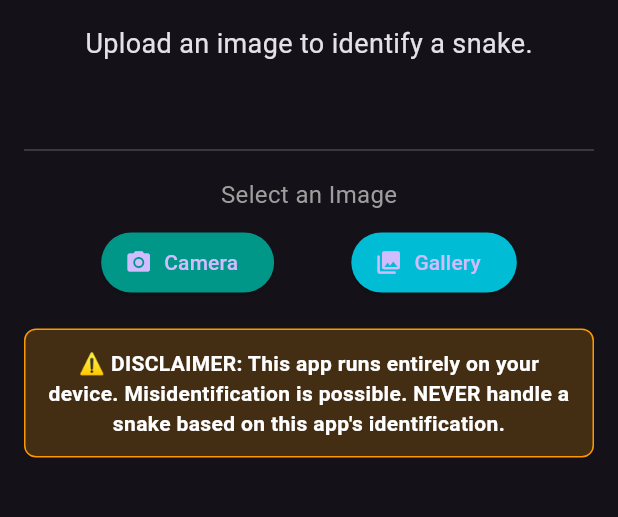
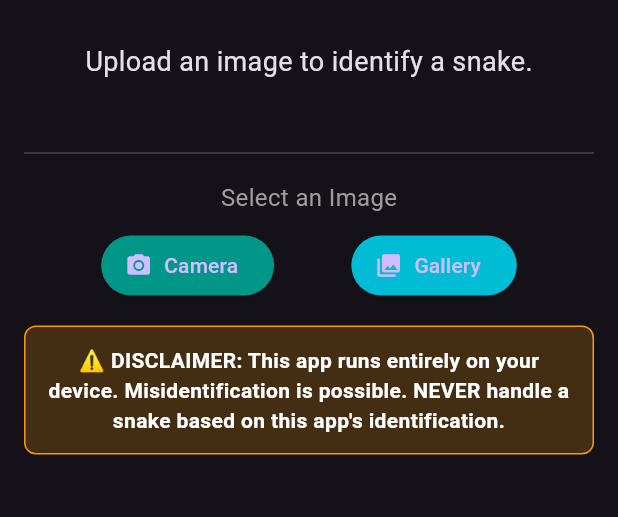
Before and after one commit to 81131/SnakeProjectPersonal, a Flutter app: the screen it shows after launch, after a tap on "Camera", on a phone screen of 412 x 824 dp, the part 84-601 px from its top. Run offline on Flutter 3.47's test engine with Material 3 defaults, Android fonts, the phone set to English and light mode, and no system bars; our stand-ins replace csv, image_picker, percent_indicator; missing offline and left inert: pytorch_lite.

Commit message:
Added files via upload

```diff
--- a/lib/main.dart
+++ b/lib/main.dart
@@ -1,4 +1,5 @@
 // lib/main.dart
+import 'dart:async';
 import 'dart:io';
 import 'package:flutter/material.dart';
 import 'package:flutter/services.dart';
@@ -8,6 +9,7 @@ import 'package:csv/csv.dart';
 import 'package:percent_indicator/circular_percent_indicator.dart';
 
 void main() {
+  WidgetsFlutterBinding.ensureInitialized();
   runApp(const SnakeIdentifierApp());
 }
 
@@ -30,7 +32,6 @@ class SnakeIdentifierApp extends StatelessWidget {
 
 class HomePage extends StatefulWidget {
   const HomePage({super.key});
-
   @override
   State<HomePage> createState() => _HomePageState();
 }
@@ -40,34 +41,64 @@ class _HomePageState extends State<HomePage> {
   Map<String, dynamic>? _snakeData;
   File? _image;
   List<Map<String, dynamic>>? _predictions;
-  bool _isLoading = false;
-  final ImagePicker _picker = ImagePicker();
+
+  bool _isModelLoading = true;
+  bool _isInferLoading = false;
+  String? _error; // show full stack here
+  final _picker = ImagePicker();
 
   @override
   void initState() {
     super.initState();
-    _loadModelAndData();
+    // Defer heavy init to after the 1st frame so the UI renders.
+    WidgetsBinding.instance.addPostFrameCallback((_) {
+      _loadEverything();
+    });
   }
 
-  // Load model and CSV data
+  Future<void> _loadEverything() async {
+    setState(() {
+      _isModelLoading = true;
+      _error = null;
+    });
+
+    try {
+      await Future.any([
+        _loadModelAndData(),
+        Future.delayed(const Duration(seconds: 30), () {
+          throw TimeoutException('Model loading timed out (30s).');
+        }),
+      ]);
+    } catch (e, st) {
+      setState(() {
+        _error = 'Failed to load model or data:\n$e\n$st';
+      });
+    } finally {
+      if (mounted) setState(() => _isModelLoading = false);
+    }
+  }
+
   Future<void> _loadModelAndData() async {
-    try {
+    // IMPORTANT: set the real class count
+    const numberOfClasses = 42;
+
+    // pytorch_lite 4.3.2 signature:
+    // loadClassificationModel(assetPath, inputW, inputH, numberOfClasses, {labelPath})
     _model = await PytorchLite.loadClassificationModel(
-          "assets/snake_model.ptl", 224, 224,
-          labelPath: "assets/class_names.txt");
-      _snakeData = await _loadSnakeCsvData("assets/Snake_Names_And_Venom.csv");
-      setState(() {}); // Refresh UI after loading
-    } catch (e) {
-      debugPrint("Error loading model or data: $e");
-    }
+      'assets/snake_model.ptl',
+      224,
+      224,
+      numberOfClasses,
+      labelPath: 'assets/class_names.txt',
+    );
+
+    _snakeData = await _loadSnakeCsvData('assets/Snake_Names_And_Venom.csv');
   }
 
   Future<Map<String, dynamic>> _loadSnakeCsvData(String path) async {
     final csvString = await rootBundle.loadString(path);
-    final List<List<dynamic>> rows =
-    const CsvToListConverter(eol: '\n').convert(csvString);
+    final rows = const CsvToListConverter(eol: '\n').convert(csvString);
     final Map<String, dynamic> data = {};
-
     for (int i = 1; i < rows.length; i++) {
       final row = rows[i];
       if (row.length > 2) {
@@ -80,42 +111,44 @@ class _HomePageState extends State<HomePage> {
   Future<void> _pickImage(ImageSource source) async {
     try {
       final pickedFile = await _picker.pickImage(source: source);
-      if (pickedFile != null) {
+      if (pickedFile == null) return;
       setState(() {
         _image = File(pickedFile.path);
-          _isLoading = true;
         _predictions = null;
+        _isInferLoading = true;
+        _error = null;
       });
       await _runInference();
-      }
-    } catch (e) {
-      debugPrint("Failed to pick image: $e");
+    } catch (e, st) {
+      setState(() => _error = 'Failed to pick image:\n$e\n$st');
     }
   }
+
   Future<void> _runInference() async {
-    if (_image == null || _model == null || _snakeData == null) return;
+    if (_image == null || _model == null || _snakeData == null) {
+      setState(() => _isInferLoading = false);
+      return;
+    }
 
-    // In your pytorch_lite version, this returns a String (label only)
-    final prediction =
-    await _model!.getImagePrediction(await _image!.readAsBytes());
+    try {
+      // 4.3.2 returns a String label for classification
+      final label = await _model!.getImagePrediction(await _image!.readAsBytes());
 
       final results = <Map<String, dynamic>>[];
-
-    if (prediction != null && prediction.isNotEmpty) {
-      final snakeName = prediction; // already a String
-      final snakeInfo = _snakeData![snakeName] ?? {};
-
+      if (label != null && label.isNotEmpty) {
+        final info = _snakeData![label] ?? {};
         results.add({
-        'snake_name': snakeName,
-        'confidence': 100.0, // assume full confidence since score is unavailable
-        'details': snakeInfo,
+          'snake_name': label,
+          'confidence': 100.0, // no score available from API
+          'details': info,
         });
       }
-
-    setState(() {
-      _predictions = results.isNotEmpty ? results : null;
-      _isLoading = false;
-    });
+      setState(() => _predictions = results.isNotEmpty ? results : null);
+    } catch (e, st) {
+      setState(() => _error = 'Error during inference:\n$e\n$st');
+    } finally {
+      setState(() => _isInferLoading = false);
+    }
   }
 
   @override
@@ -128,37 +161,65 @@ class _HomePageState extends State<HomePage> {
       body: SingleChildScrollView(
         child: Center(
           child: Padding(
-            padding: const EdgeInsets.all(16.0),
+            padding: const EdgeInsets.all(16),
             child: Column(
-              children: <Widget>[
-                if (_model == null)
+              children: [
+                if (_isModelLoading)
                   const Column(
                     children: [
                       CircularProgressIndicator(),
                       SizedBox(height: 10),
-                      Text("Loading model, please wait..."),
+                      Text('Loading model, please wait...'),
                     ],
                   ),
+                if (_error != null && !_isModelLoading)
+                  Container(
+                    padding: const EdgeInsets.all(12),
+                    decoration: BoxDecoration(
+                      color: Colors.red.withOpacity(0.15),
+                      border: Border.all(color: Colors.red),
+                      borderRadius: BorderRadius.circular(8),
+                    ),
+                    child: SingleChildScrollView(
+                      scrollDirection: Axis.vertical,
+                      child: Text(
+                        _error!,
+                        style: const TextStyle(
+                          color: Colors.redAccent,
+                          fontWeight: FontWeight.w600,
+                        ),
+                      ),
+                    ),
+                  ),
+                const SizedBox(height: 12),
 
-                if (_model != null && _image == null)
+                if (!_isModelLoading && _error == null && _model == null)
+                  const Text(
+                    '⚠️ Model failed to load. Please restart the app or check assets.',
+                    textAlign: TextAlign.center,
+                    style: TextStyle(color: Colors.orange),
+                  ),
+
+                if (_model != null && _image == null && _error == null)
                   const Text('Upload an image to identify a snake.',
                       style: TextStyle(fontSize: 18)),
 
                 if (_image != null)
                   ClipRRect(
                     borderRadius: BorderRadius.circular(12),
-                      child: Image.file(_image!, height: 250)),
-                const SizedBox(height: 20),
+                    child: Image.file(_image!, height: 250),
+                  ),
+                const SizedBox(height: 16),
 
-                if (_isLoading) const CircularProgressIndicator(),
+                if (_isInferLoading) const CircularProgressIndicator(),
 
                 if (_predictions != null) _buildResults(),
 
-                const SizedBox(height: 30),
-                if (_model != null) ...[
+                const SizedBox(height: 24),
+                if (_model != null && _error == null) ...[
                   const Divider(),
                   const SizedBox(height: 10),
-                  const Text("Select an Image",
+                  const Text('Select an Image',
                       style: TextStyle(fontSize: 16, color: Colors.grey)),
                   const SizedBox(height: 10),
                   Row(
@@ -169,19 +230,21 @@ class _HomePageState extends State<HomePage> {
                         icon: const Icon(Icons.camera_alt),
                         label: const Text('Camera'),
                         style: ElevatedButton.styleFrom(
-                            backgroundColor: Colors.teal),
+                          backgroundColor: Colors.teal,
+                        ),
                       ),
                       ElevatedButton.icon(
                         onPressed: () => _pickImage(ImageSource.gallery),
                         icon: const Icon(Icons.photo_library),
                         label: const Text('Gallery'),
                         style: ElevatedButton.styleFrom(
-                            backgroundColor: Colors.cyan),
+                          backgroundColor: Colors.cyan,
+                        ),
                       ),
                     ],
                   ),
                 ],
-                const SizedBox(height: 20),
+                const SizedBox(height: 16),
                 _buildDisclaimer(),
               ],
             ),
@@ -193,56 +256,47 @@ class _HomePageState extends State<HomePage> {
 
   Widget _buildResults() {
     if (_predictions == null || _predictions!.isEmpty) {
-      return const Text("Could not identify a snake.");
+      return const Text('Could not identify a snake.');
     }
-
-    final topPrediction = _predictions![0];
-
+    final top = _predictions!.first;
     return Column(
       children: [
-        Text("Most Likely Species:",
-            style: Theme.of(context).textTheme.titleLarge),
+        Text('Most Likely Species:', style: Theme.of(context).textTheme.titleLarge),
         const SizedBox(height: 10),
-        _buildPredictionCard(topPrediction, isTop: true),
+        _buildPredictionCard(top, isTop: true),
       ],
     );
   }
 
-  Widget _buildPredictionCard(Map<String, dynamic> prediction,
-      {bool isTop = false}) {
-    final String name = prediction['snake_name'] ?? 'Unknown';
-    final double confidence = prediction['confidence'] ?? 0.0;
-    final String scientificName =
-        prediction['details']?['scientific_name'] ?? 'N/A';
-    final String venomStatus =
-        prediction['details']?['venom_status'] ?? 'Unknown';
+  Widget _buildPredictionCard(Map<String, dynamic> pred, {bool isTop = false}) {
+    final name = pred['snake_name'] ?? 'Unknown';
+    final conf = (pred['confidence'] ?? 0.0) as double;
+    final sci = pred['details']?['scientific_name'] ?? 'N/A';
+    final venom = pred['details']?['venom_status'] ?? 'Unknown';
 
     final venomInfo = {
-      "Non": {"label": "Non-Venomous", "color": Colors.green},
-      "Mild": {"label": "Mildly Venomous", "color": Colors.yellow.shade700},
-      "Mod": {"label": "Moderately Venomous", "color": Colors.orange},
-      "High": {"label": "Highly Venomous", "color": Colors.red},
+      'Non': {'label': 'Non-Venomous', 'color': Colors.green},
+      'Mild': {'label': 'Mildly Venomous', 'color': Colors.yellow.shade700},
+      'Mod': {'label': 'Moderately Venomous', 'color': Colors.orange},
+      'High': {'label': 'Highly Venomous', 'color': Colors.red},
     };
-
-    final currentVenom =
-        venomInfo[venomStatus] ?? {"label": "Unknown", "color": Colors.grey};
+    final current = venomInfo[venom] ?? {'label': 'Unknown', 'color': Colors.grey};
 
     return Card(
       elevation: 4,
       margin: const EdgeInsets.symmetric(vertical: 8),
       color: isTop ? Colors.teal.withOpacity(0.3) : Colors.grey[800],
       child: Padding(
-        padding: const EdgeInsets.all(16.0),
+        padding: const EdgeInsets.all(16),
         child: Row(
           children: [
             CircularPercentIndicator(
-              radius: 35.0,
-              lineWidth: 8.0,
+              radius: 35,
+              lineWidth: 8,
               animation: true,
-              percent: confidence / 100,
-              center: Text("${confidence.toStringAsFixed(1)}%",
-                  style: const TextStyle(
-                      fontWeight: FontWeight.bold, fontSize: 14.0)),
+              percent: (conf.clamp(0, 100)) / 100,
+              center: Text('${conf.toStringAsFixed(1)}%',
+                  style: const TextStyle(fontWeight: FontWeight.bold, fontSize: 14)),
               circularStrokeCap: CircularStrokeCap.round,
               progressColor: Colors.tealAccent,
             ),
@@ -252,23 +306,23 @@ class _HomePageState extends State<HomePage> {
                 crossAxisAlignment: CrossAxisAlignment.start,
                 children: [
                   Text(name,
-                      style: const TextStyle(
-                          fontSize: 20, fontWeight: FontWeight.bold)),
-                  Text(scientificName,
+                      style: const TextStyle(fontSize: 20, fontWeight: FontWeight.bold)),
+                  Text(sci,
                       style: const TextStyle(
                           fontStyle: FontStyle.italic, color: Colors.grey)),
                   const SizedBox(height: 8),
                   Container(
-                    padding:
-                    const EdgeInsets.symmetric(horizontal: 8, vertical: 4),
+                    padding: const EdgeInsets.symmetric(horizontal: 8, vertical: 4),
                     decoration: BoxDecoration(
-                        color:
-                        (currentVenom["color"] as Color).withOpacity(0.8),
-                        borderRadius: BorderRadius.circular(8)),
-                    child: Text(currentVenom["label"].toString(),
+                      color: (current['color'] as Color).withOpacity(0.8),
+                      borderRadius: BorderRadius.circular(8),
+                    ),
+                    child: Text(
+                      current['label'].toString(),
                       style: const TextStyle(
-                            color: Colors.black, fontWeight: FontWeight.bold)),
-                  )
+                          color: Colors.black, fontWeight: FontWeight.bold),
+                    ),
+                  ),
                 ],
               ),
             ),
@@ -287,7 +341,8 @@ class _HomePageState extends State<HomePage> {
         borderRadius: BorderRadius.circular(8),
       ),
       child: const Text(
-        "⚠️ DISCLAIMER: This app runs entirely on your device. Misidentification is possible. NEVER handle a snake based on this app's identification.",
+        '⚠️ DISCLAIMER: This app runs entirely on your device. Misidentification is possible. '
+            'NEVER handle a snake based on this app\'s identification.',
         textAlign: TextAlign.center,
         style: TextStyle(color: Colors.white, fontWeight: FontWeight.bold),
       ),
--- a/pubspec.yaml
+++ b/pubspec.yaml
@@ -32,7 +32,7 @@ dependencies:
     sdk: flutter
 
   # For on-device inference with PyTorch Lite models
-  pytorch_lite: ^1.1.2
+  pytorch_lite: ^4.3.2
 
   # For picking images from camera/gallery
   image_picker: ^1.1.2
```
Also changed, not shown: pubspec.lock, 2 other files. Lines whose indentation alone changed are shown as unchanged.
